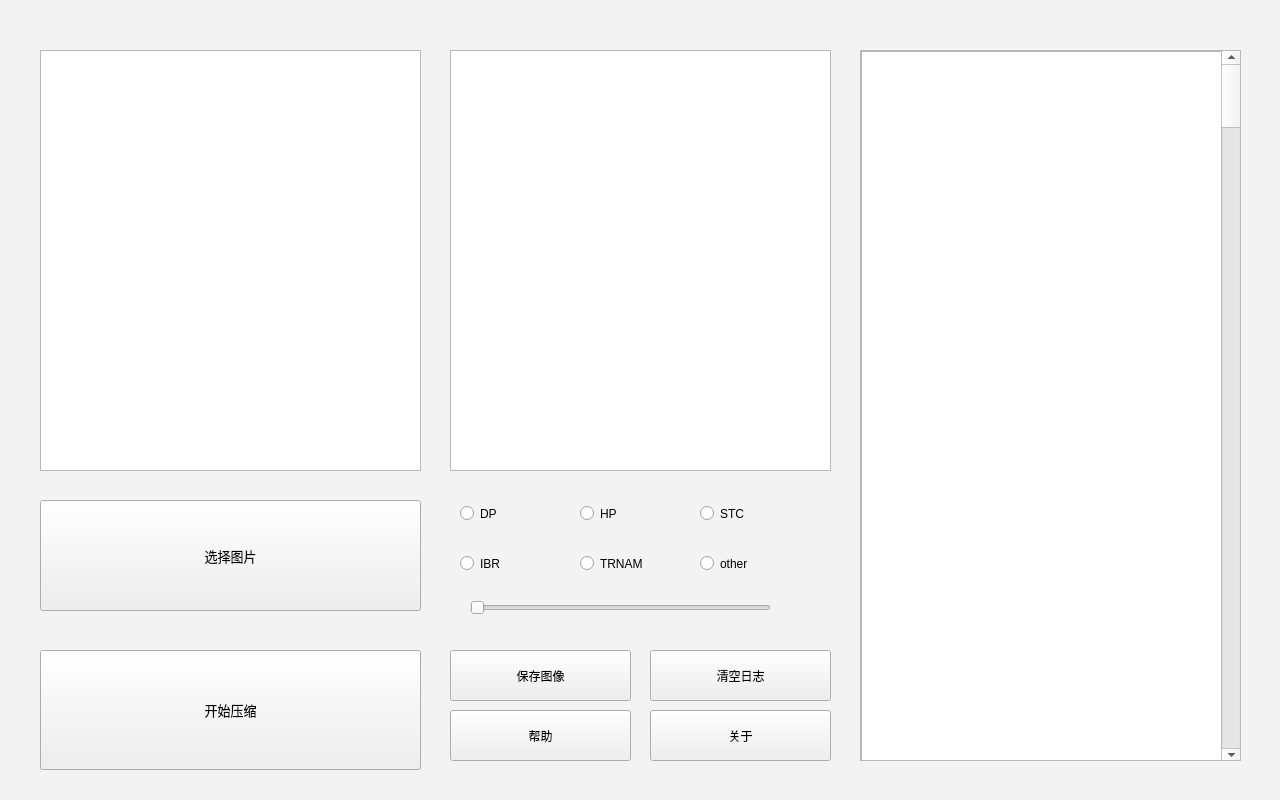
Qt form widget.ui (HIBIKl/CPP_Homework) before a commit.
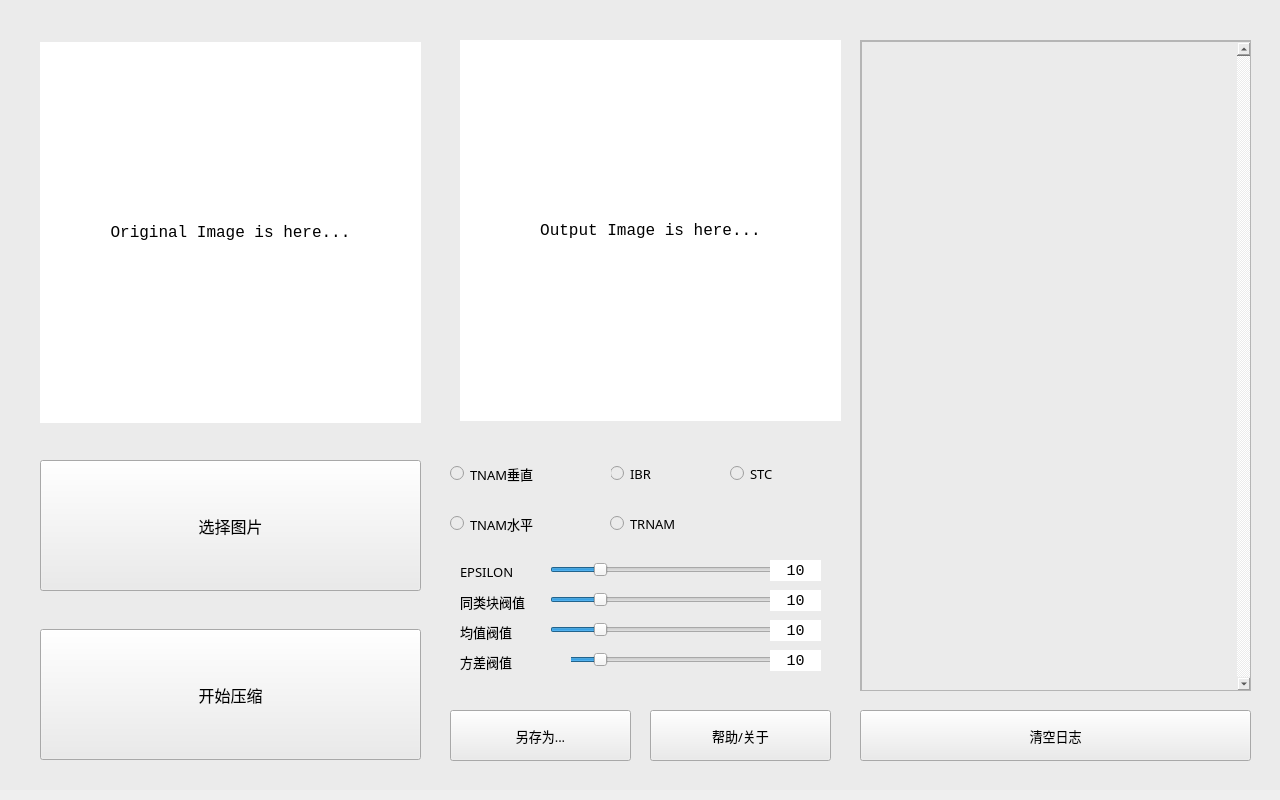
The same form after that commit. Custom widgets are drawn as their Qt base class.

Patch:
```diff
--- a/widget.ui
+++ b/widget.ui
@@ -10,6 +10,18 @@
     <height>800</height>
    </rect>
   </property>
+  <property name="minimumSize">
+   <size>
+    <width>1280</width>
+    <height>800</height>
+   </size>
+  </property>
+  <property name="maximumSize">
+   <size>
+    <width>1280</width>
+    <height>800</height>
+   </size>
+  </property>
   <property name="windowTitle">
    <string>Widget</string>
   </property>
@@ -20,70 +32,82 @@
    <property name="geometry">
     <rect>
      <x>0</x>
-     <y>0</y>
+     <y>-10</y>
      <width>1280</width>
      <height>800</height>
     </rect>
    </property>
+   <property name="minimumSize">
+    <size>
+     <width>1280</width>
+     <height>800</height>
+    </size>
+   </property>
+   <property name="maximumSize">
+    <size>
+     <width>1280</width>
+     <height>800</height>
+    </size>
+   </property>
+   <property name="font">
+    <font>
+     <pointsize>10</pointsize>
+    </font>
+   </property>
    <property name="styleSheet">
-    <string notr="true">#mainDisplayWidget{
-background-color: rgb(243, 243, 243);}</string>
+    <string notr="true">background-color: rgb(235, 235, 235);</string>
    </property>
    <widget class="QtMaterialRaisedButton" name="startCompression">
     <property name="geometry">
      <rect>
       <x>40</x>
-      <y>650</y>
+      <y>639</y>
       <width>381</width>
-      <height>120</height>
+      <height>131</height>
      </rect>
     </property>
     <property name="font">
      <font>
-      <family>Consolas</family>
-      <pointsize>10</pointsize>
+      <family>微软雅黑</family>
+      <pointsize>12</pointsize>
      </font>
     </property>
     <property name="text">
      <string>开始压缩</string>
     </property>
    </widget>
-   <widget class="QtMaterialRaisedButton" name="function4">
+   <widget class="QtMaterialRaisedButton" name="saveImage">
     <property name="geometry">
      <rect>
       <x>450</x>
-      <y>650</y>
+      <y>720</y>
       <width>181</width>
       <height>51</height>
      </rect>
     </property>
+    <property name="font">
+     <font>
+      <family>微软雅黑</family>
+      <pointsize>10</pointsize>
+     </font>
+    </property>
     <property name="text">
-     <string>保存图像</string>
-    </property>
-   </widget>
-   <widget class="QGraphicsView" name="graphicsView_2">
-    <property name="geometry">
-     <rect>
-      <x>450</x>
-      <y>50</y>
-      <width>381</width>
-      <height>421</height>
-     </rect>
+     <string>另存为...</string>
     </property>
    </widget>
    <widget class="QtMaterialRaisedButton" name="selectPicture">
     <property name="geometry">
      <rect>
       <x>40</x>
-      <y>500</y>
+      <y>470</y>
       <width>381</width>
-      <height>111</height>
+      <height>131</height>
      </rect>
     </property>
     <property name="font">
      <font>
-      <family>Consolas</family>
-      <pointsize>10</pointsize>
+      <family>微软雅黑</family>
+      <pointsize>12</pointsize>
       <bold>false</bold>
      </font>
     </property>
@@ -91,91 +115,180 @@
      <string>选择图片</string>
     </property>
    </widget>
-   <widget class="QtMaterialRadioButton" name="radioButton">
+   <widget class="QtMaterialRadioButton" name="algorithm_ibr">
     <property name="geometry">
      <rect>
-      <x>460</x>
-      <y>550</y>
-      <width>101</width>
+      <x>610</x>
+      <y>470</y>
+      <width>131</width>
       <height>27</height>
      </rect>
     </property>
+    <property name="font">
+     <font>
+      <family>微软雅黑</family>
+      <pointsize>10</pointsize>
+      <bold>false</bold>
+     </font>
+    </property>
     <property name="text">
      <string>IBR</string>
     </property>
    </widget>
-   <widget class="QtMaterialRadioButton" name="radioButton_2">
+   <widget class="QtMaterialRadioButton" name="algorithm_tnam_diagonal">
     <property name="geometry">
      <rect>
-      <x>460</x>
-      <y>500</y>
-      <width>101</width>
+      <x>450</x>
+      <y>470</y>
+      <width>161</width>
       <height>27</height>
      </rect>
     </property>
+    <property name="font">
+     <font>
+      <family>微软雅黑</family>
+      <pointsize>10</pointsize>
+      <bold>false</bold>
+      <kerning>true</kerning>
+     </font>
+    </property>
     <property name="text">
-     <string>DP</string>
+     <string>TNAM垂直</string>
     </property>
+    <property name="checkable">
+     <bool>true</bool>
+    </property>
+    <property name="checked">
+     <bool>false</bool>
+    </property>
    </widget>
-   <widget class="QtMaterialRadioButton" name="radioButton_3">
+   <widget class="QtMaterialRadioButton" name="algorithm_tnam_horizonal">
     <property name="geometry">
      <rect>
-      <x>580</x>
-      <y>500</y>
-      <width>101</width>
+      <x>450</x>
+      <y>520</y>
+      <width>161</width>
       <height>27</height>
      </rect>
     </property>
+    <property name="font">
+     <font>
+      <family>微软雅黑</family>
+      <pointsize>10</pointsize>
+      <bold>false</bold>
+     </font>
+    </property>
     <property name="text">
-     <string>HP</string>
+     <string>TNAM水平</string>
     </property>
    </widget>
-   <widget class="QtMaterialRadioButton" name="radioButton_4">
+   <widget class="QtMaterialRadioButton" name="algorithm_trnam">
     <property name="geometry">
      <rect>
-      <x>580</x>
-      <y>550</y>
-      <width>101</width>
+      <x>610</x>
+      <y>520</y>
+      <width>131</width>
       <height>27</height>
      </rect>
     </property>
+    <property name="font">
+     <font>
+      <family>微软雅黑</family>
+      <pointsize>10</pointsize>
+      <bold>false</bold>
+     </font>
+    </property>
     <property name="text">
      <string>TRNAM</string>
     </property>
    </widget>
-   <widget class="QtMaterialRadioButton" name="radioButton_5">
+   <widget class="QtMaterialRadioButton" name="algorithm_stc">
     <property name="geometry">
      <rect>
-      <x>700</x>
-      <y>500</y>
-      <width>101</width>
+      <x>730</x>
+      <y>470</y>
+      <width>81</width>
       <height>27</height>
      </rect>
     </property>
+    <property name="font">
+     <font>
+      <family>微软雅黑</family>
+      <pointsize>10</pointsize>
+      <bold>false</bold>
+     </font>
+    </property>
     <property name="text">
      <string>STC</string>
     </property>
    </widget>
-   <widget class="QtMaterialSlider" name="horizontalSlider">
+   <widget class="QtMaterialSlider" name="variance_slider">
     <property name="geometry">
      <rect>
-      <x>470</x>
-      <y>600</y>
-      <width>301</width>
-      <height>16</height>
+      <x>550</x>
+      <y>660</y>
+      <width>231</width>
+      <height>20</height>
      </rect>
     </property>
+    <property name="maximum">
+     <number>50</number>
+    </property>
+    <property name="singleStep">
+     <number>1</number>
+    </property>
+    <property name="value">
+     <number>10</number>
+    </property>
     <property name="orientation">
      <enum>Qt::Horizontal</enum>
     </property>
    </widget>
+   <widget class="QtMaterialRaisedButton" name="clearLog">
+    <property name="geometry">
+     <rect>
+      <x>860</x>
+      <y>720</y>
+      <width>391</width>
+      <height>51</height>
+     </rect>
+    </property>
+    <property name="font">
+     <font>
+      <family>微软雅黑</family>
+      <pointsize>10</pointsize>
+     </font>
+    </property>
+    <property name="text">
+     <string>清空日志</string>
+    </property>
+   </widget>
+   <widget class="QtMaterialRaisedButton" name="helpCenter">
+    <property name="geometry">
+     <rect>
+      <x>650</x>
+      <y>720</y>
+      <width>181</width>
+      <height>51</height>
+     </rect>
+    </property>
+    <property name="font">
+     <font>
+      <family>微软雅黑</family>
+      <pointsize>10</pointsize>
+     </font>
+    </property>
+    <property name="text">
+     <string>帮助/关于</string>
+    </property>
+   </widget>
    <widget class="QScrollArea" name="scrollArea">
     <property name="geometry">
      <rect>
       <x>860</x>
       <y>50</y>
-      <width>381</width>
-      <height>711</height>
+      <width>391</width>
+      <height>651</height>
      </rect>
     </property>
     <property name="widgetResizable">
@@ -186,115 +299,371 @@
       <rect>
        <x>0</x>
        <y>0</y>
-       <width>379</width>
-       <height>709</height>
+       <width>389</width>
+       <height>649</height>
       </rect>
      </property>
-     <widget class="QtMaterialScrollBar" name="verticalScrollBar">
-      <property name="geometry">
-       <rect>
-        <x>360</x>
-        <y>0</y>
-        <width>21</width>
-        <height>711</height>
-       </rect>
-      </property>
-      <property name="orientation">
-       <enum>Qt::Vertical</enum>
-      </property>
-     </widget>
      <widget class="QTextBrowser" name="textBrowser">
       <property name="geometry">
        <rect>
         <x>0</x>
         <y>0</y>
-        <width>381</width>
-        <height>761</height>
+        <width>391</width>
+        <height>651</height>
        </rect>
       </property>
+      <property name="sizePolicy">
+       <sizepolicy hsizetype="Expanding" vsizetype="Expanding">
+        <horstretch>0</horstretch>
+        <verstretch>0</verstretch>
+       </sizepolicy>
+      </property>
+      <property name="font">
+       <font>
+        <family>Consolas</family>
+        <pointsize>10</pointsize>
+       </font>
+      </property>
+      <property name="verticalScrollBarPolicy">
+       <enum>Qt::ScrollBarAlwaysOn</enum>
+      </property>
+      <property name="horizontalScrollBarPolicy">
+       <enum>Qt::ScrollBarAlwaysOff</enum>
+      </property>
+      <property name="lineWrapMode">
+       <enum>QTextEdit::WidgetWidth</enum>
+      </property>
+      <property name="readOnly">
+       <bool>true</bool>
+      </property>
      </widget>
-     <zorder>textBrowser</zorder>
-     <zorder>verticalScrollBar</zorder>
     </widget>
    </widget>
-   <widget class="QGraphicsView" name="graphicsView_3">
+   <widget class="QLabel" name="label">
     <property name="geometry">
      <rect>
       <x>40</x>
+      <y>52</y>
+      <width>381</width>
+      <height>381</height>
+     </rect>
+    </property>
+    <property name="font">
+     <font>
+      <family>Consolas</family>
+      <pointsize>12</pointsize>
+     </font>
+    </property>
+    <property name="styleSheet">
+     <string notr="true">background-color: rgb(255, 255, 255);</string>
+    </property>
+    <property name="text">
+     <string>Original Image is here...</string>
+    </property>
+    <property name="alignment">
+     <set>Qt::AlignCenter</set>
+    </property>
+   </widget>
+   <widget class="QLabel" name="label_2">
+    <property name="geometry">
+     <rect>
+      <x>460</x>
       <y>50</y>
       <width>381</width>
-      <height>421</height>
+      <height>381</height>
      </rect>
     </property>
+    <property name="font">
+     <font>
+      <family>Consolas</family>
+      <pointsize>12</pointsize>
+     </font>
+    </property>
+    <property name="styleSheet">
+     <string notr="true">background-color: rgb(255, 255, 255);</string>
+    </property>
+    <property name="text">
+     <string>Output Image is here...</string>
+    </property>
+    <property name="alignment">
+     <set>Qt::AlignCenter</set>
+    </property>
    </widget>
-   <widget class="QtMaterialRaisedButton" name="function4_2">
+   <widget class="QLabel" name="label_3">
     <property name="geometry">
      <rect>
-      <x>650</x>
-      <y>650</y>
-      <width>181</width>
-      <height>51</height>
+      <x>460</x>
+      <y>660</y>
+      <width>111</width>
+      <height>23</height>
      </rect>
     </property>
+    <property name="font">
+     <font>
+      <family>Microsoft YaHei</family>
+      <pointsize>10</pointsize>
+      <stylestrategy>PreferAntialias</stylestrategy>
+     </font>
+    </property>
     <property name="text">
-     <string>清空日志</string>
+     <string>方差阀值</string>
     </property>
    </widget>
-   <widget class="QtMaterialRaisedButton" name="function4_5">
+   <widget class="QLabel" name="label_4">
     <property name="geometry">
      <rect>
-      <x>450</x>
-      <y>710</y>
-      <width>181</width>
-      <height>51</height>
+      <x>460</x>
+      <y>630</y>
+      <width>111</width>
+      <height>23</height>
      </rect>
     </property>
+    <property name="font">
+     <font>
+      <family>Microsoft YaHei</family>
+      <pointsize>10</pointsize>
+      <stylestrategy>PreferAntialias</stylestrategy>
+     </font>
+    </property>
     <property name="text">
-     <string>帮助</string>
+     <string>均值阀值</string>
     </property>
    </widget>
-   <widget class="QtMaterialRaisedButton" name="function4_6">
+   <widget class="QtMaterialSlider" name="mean_value_slider">
     <property name="geometry">
      <rect>
-      <x>650</x>
-      <y>710</y>
-      <width>181</width>
-      <height>51</height>
+      <x>550</x>
+      <y>630</y>
+      <width>231</width>
+      <height>20</height>
      </rect>
     </property>
+    <property name="maximum">
+     <number>50</number>
+    </property>
+    <property name="singleStep">
+     <number>1</number>
+    </property>
+    <property name="value">
+     <number>10</number>
+    </property>
+    <property name="orientation">
+     <enum>Qt::Horizontal</enum>
+    </property>
+   </widget>
+   <widget class="QLabel" name="label_5">
+    <property name="geometry">
+     <rect>
+      <x>460</x>
+      <y>600</y>
+      <width>111</width>
+      <height>23</height>
+     </rect>
+    </property>
+    <property name="font">
+     <font>
+      <family>Microsoft YaHei</family>
+      <pointsize>10</pointsize>
+      <stylestrategy>PreferAntialias</stylestrategy>
+     </font>
+    </property>
     <property name="text">
-     <string>关于</string>
+     <string>同类块阀值</string>
     </property>
    </widget>
-   <widget class="QtMaterialRadioButton" name="radioButton_11">
+   <widget class="QtMaterialSlider" name="fast_threshold_slider">
     <property name="geometry">
      <rect>
-      <x>700</x>
-      <y>550</y>
-      <width>101</width>
-      <height>27</height>
+      <x>550</x>
+      <y>600</y>
+      <width>231</width>
+      <height>20</height>
      </rect>
     </property>
+    <property name="maximum">
+     <number>50</number>
+    </property>
+    <property name="singleStep">
+     <number>1</number>
+    </property>
+    <property name="value">
+     <number>10</number>
+    </property>
+    <property name="orientation">
+     <enum>Qt::Horizontal</enum>
+    </property>
+   </widget>
+   <widget class="QLabel" name="label_6">
+    <property name="geometry">
+     <rect>
+      <x>460</x>
+      <y>570</y>
+      <width>111</width>
+      <height>23</height>
+     </rect>
+    </property>
+    <property name="font">
+     <font>
+      <family>Microsoft YaHei</family>
+      <pointsize>10</pointsize>
+      <stylestrategy>PreferAntialias</stylestrategy>
+     </font>
+    </property>
     <property name="text">
-     <string>other</string>
+     <string>EPSILON</string>
     </property>
    </widget>
-   <zorder>scrollArea</zorder>
+   <widget class="QtMaterialSlider" name="epsilon_slider">
+    <property name="geometry">
+     <rect>
+      <x>550</x>
+      <y>570</y>
+      <width>231</width>
+      <height>20</height>
+     </rect>
+    </property>
+    <property name="maximum">
+     <number>50</number>
+    </property>
+    <property name="singleStep">
+     <number>1</number>
+    </property>
+    <property name="value">
+     <number>10</number>
+    </property>
+    <property name="orientation">
+     <enum>Qt::Horizontal</enum>
+    </property>
+   </widget>
+   <widget class="QtMaterialTextField" name="epsilon_label">
+    <property name="geometry">
+     <rect>
+      <x>770</x>
+      <y>570</y>
+      <width>51</width>
+      <height>21</height>
+     </rect>
+    </property>
+    <property name="font">
+     <font>
+      <family>Consolas</family>
+      <pointsize>11</pointsize>
+      <strikeout>false</strikeout>
+     </font>
+    </property>
+    <property name="styleSheet">
+     <string notr="true">background-color: rgb(255, 255, 255);</string>
+    </property>
+    <property name="text">
+     <string>10</string>
+    </property>
+    <property name="alignment">
+     <set>Qt::AlignCenter</set>
+    </property>
+   </widget>
+   <widget class="QtMaterialTextField" name="fast_threshold_label">
+    <property name="geometry">
+     <rect>
+      <x>770</x>
+      <y>600</y>
+      <width>51</width>
+      <height>21</height>
+     </rect>
+    </property>
+    <property name="font">
+     <font>
+      <family>Consolas</family>
+      <pointsize>11</pointsize>
+      <strikeout>false</strikeout>
+     </font>
+    </property>
+    <property name="styleSheet">
+     <string notr="true">background-color: rgb(255, 255, 255);</string>
+    </property>
+    <property name="text">
+     <string>10</string>
+    </property>
+    <property name="alignment">
+     <set>Qt::AlignCenter</set>
+    </property>
+   </widget>
+   <widget class="QtMaterialTextField" name="mean_value_label">
+    <property name="geometry">
+     <rect>
+      <x>770</x>
+      <y>630</y>
+      <width>51</width>
+      <height>21</height>
+     </rect>
+    </property>
+    <property name="font">
+     <font>
+      <family>Consolas</family>
+      <pointsize>11</pointsize>
+      <strikeout>false</strikeout>
+     </font>
+    </property>
+    <property name="styleSheet">
+     <string notr="true">background-color: rgb(255, 255, 255);</string>
+    </property>
+    <property name="text">
+     <string>10</string>
+    </property>
+    <property name="alignment">
+     <set>Qt::AlignCenter</set>
+    </property>
+   </widget>
+   <widget class="QtMaterialTextField" name="variance_label">
+    <property name="geometry">
+     <rect>
+      <x>770</x>
+      <y>660</y>
+      <width>51</width>
+      <height>21</height>
+     </rect>
+    </property>
+    <property name="font">
+     <font>
+      <family>Consolas</family>
+      <pointsize>11</pointsize>
+      <strikeout>false</strikeout>
+     </font>
+    </property>
+    <property name="styleSheet">
+     <string notr="true">background-color: rgb(255, 255, 255);</string>
+    </property>
+    <property name="text">
+     <string>10</string>
+    </property>
+    <property name="alignment">
+     <set>Qt::AlignCenter</set>
+    </property>
+   </widget>
+   <zorder>label</zorder>
+   <zorder>label_2</zorder>
    <zorder>startCompression</zorder>
-   <zorder>function4</zorder>
-   <zorder>graphicsView_2</zorder>
+   <zorder>saveImage</zorder>
    <zorder>selectPicture</zorder>
-   <zorder>radioButton</zorder>
-   <zorder>radioButton_2</zorder>
-   <zorder>radioButton_3</zorder>
-   <zorder>radioButton_4</zorder>
-   <zorder>radioButton_5</zorder>
-   <zorder>horizontalSlider</zorder>
-   <zorder>graphicsView_3</zorder>
-   <zorder>function4_2</zorder>
-   <zorder>function4_5</zorder>
-   <zorder>function4_6</zorder>
-   <zorder>radioButton_11</zorder>
+   <zorder>algorithm_ibr</zorder>
+   <zorder>algorithm_tnam_diagonal</zorder>
+   <zorder>algorithm_tnam_horizonal</zorder>
+   <zorder>algorithm_trnam</zorder>
+   <zorder>algorithm_stc</zorder>
+   <zorder>variance_slider</zorder>
+   <zorder>clearLog</zorder>
+   <zorder>helpCenter</zorder>
+   <zorder>scrollArea</zorder>
+   <zorder>label_3</zorder>
+   <zorder>label_4</zorder>
+   <zorder>mean_value_slider</zorder>
+   <zorder>label_5</zorder>
+   <zorder>fast_threshold_slider</zorder>
+   <zorder>label_6</zorder>
+   <zorder>epsilon_slider</zorder>
+   <zorder>epsilon_label</zorder>
+   <zorder>fast_threshold_label</zorder>
+   <zorder>mean_value_label</zorder>
+   <zorder>variance_label</zorder>
   </widget>
  </widget>
  <customwidgets>
@@ -314,9 +683,9 @@
    <header location="global">qtmaterialslider.h</header>
   </customwidget>
   <customwidget>
-   <class>QtMaterialScrollBar</class>
-   <extends>QScrollBar</extends>
-   <header location="global">qtmaterialscrollbar.h</header>
+   <class>QtMaterialTextField</class>
+   <extends>QLabel</extends>
+   <header location="global">qtmaterialtextfield.h</header>
   </customwidget>
  </customwidgets>
  <resources/>
```
